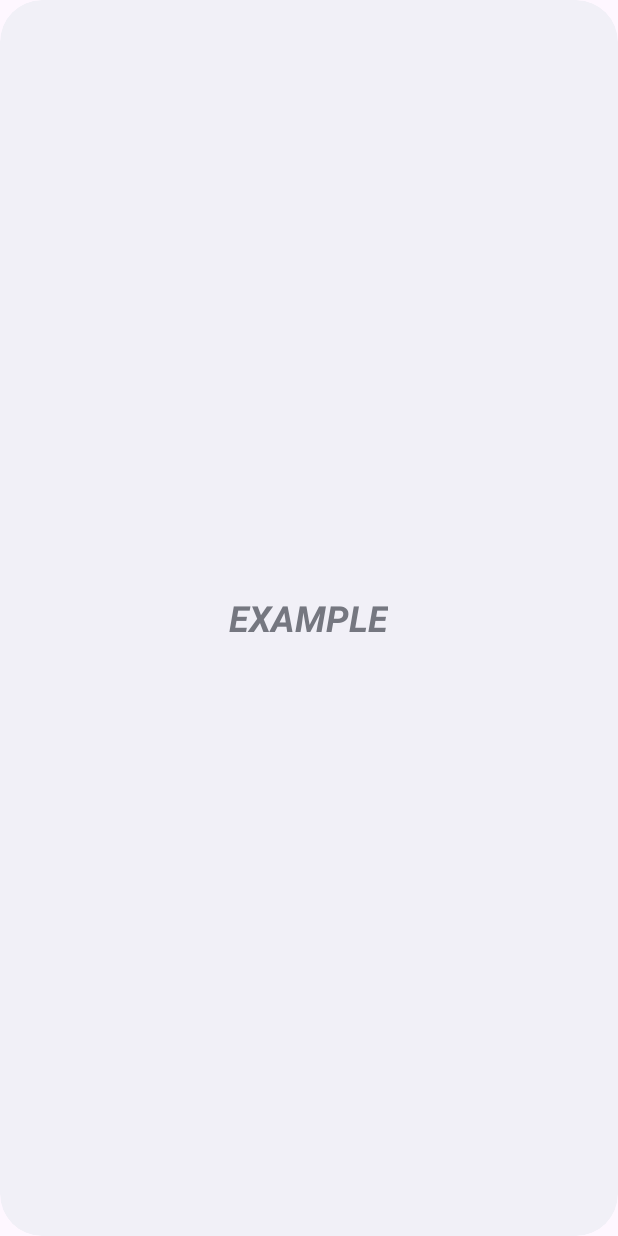
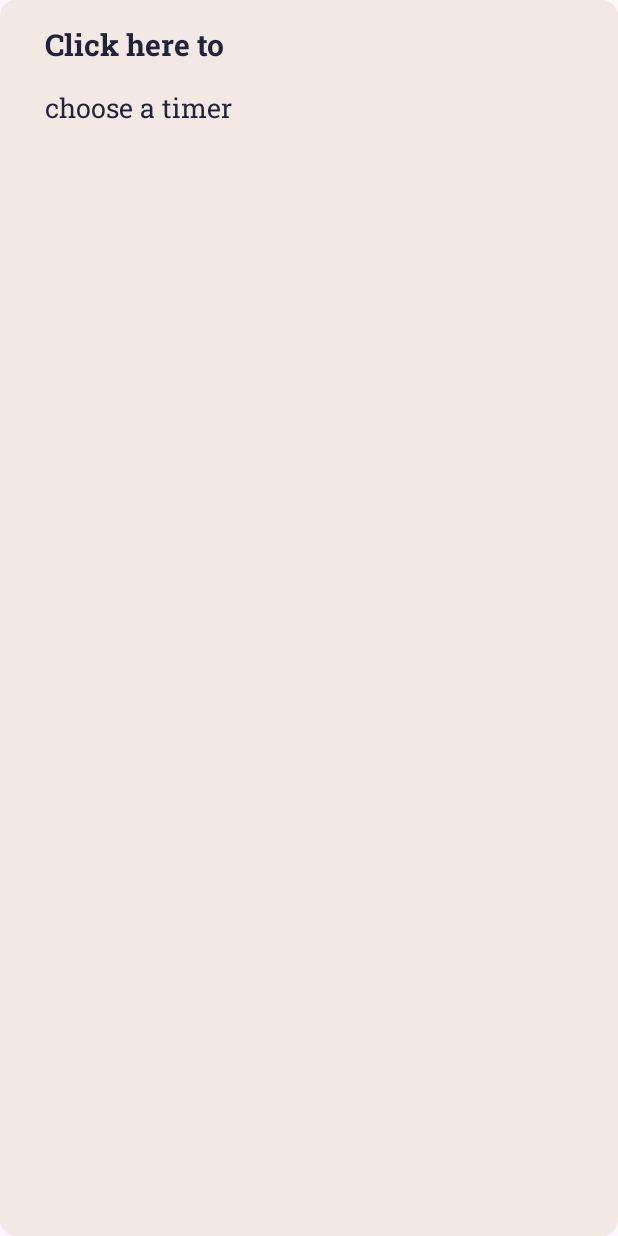
Before and after one commit to blarbee/deadline_countdown, an Android app: the layout countdown_widget.xml on its own in the app's theme, with its tools: preview values and no code run, on a phone screen of 412 x 824 dp. Run offline under Robolectric (Android 15) with nearby library versions, the phone set to English and light mode, and no system bars.

Commit message:
Add onclickwidget and altered widget layout

```diff
--- a/app/src/main/java/com/example/deadline_countdown/CountdownWidget.java
+++ b/app/src/main/java/com/example/deadline_countdown/CountdownWidget.java
@@ -1,8 +1,10 @@
 package com.example.deadline_countdown;
 
+import android.app.PendingIntent;
 import android.appwidget.AppWidgetManager;
 import android.appwidget.AppWidgetProvider;
 import android.content.Context;
+import android.content.Intent;
 import android.util.Log;
 import android.widget.RemoteViews;
 import android.widget.Toast;
@@ -17,7 +19,11 @@ public class CountdownWidget extends AppWidgetProvider {
 //        CharSequence widgetText = context.getString(R.string.appwidget_text);
         // Construct the RemoteViews object
         RemoteViews views = new RemoteViews(context.getPackageName(), R.layout.countdown_widget);
-//        views.setTextViewText(R.id.appwidget_text, widgetText);
+        Intent configIntent = new Intent(context, MainActivity.class);
+
+        PendingIntent configPendingIntent = PendingIntent.getActivity(context, 0, configIntent, PendingIntent.FLAG_IMMUTABLE);
+
+        views.setOnClickPendingIntent(R.id.widget, configPendingIntent);
 
         Log.d("debug", "Widget updateAppWidget");
 
--- a/app/src/main/java/com/example/deadline_countdown/MyTaskRecyclerViewAdapter.java
+++ b/app/src/main/java/com/example/deadline_countdown/MyTaskRecyclerViewAdapter.java
@@ -19,6 +19,7 @@ import android.view.ViewGroup;
 import android.widget.Button;
 import android.widget.ImageButton;
 import android.widget.TextView;
+import android.widget.Toast;
 
 import com.example.deadline_countdown.placeholder.PlaceholderContent.PlaceholderItem;
 import com.example.deadline_countdown.databinding.FragmentItemBinding;
@@ -166,16 +167,20 @@ public class MyTaskRecyclerViewAdapter extends RecyclerView.Adapter<MyTaskRecycl
                             display.append(seconds).append("s");
                         }
                         countdownView.setText(display.toString().trim());
+
+
                     }
 
                     @Override
                     public void onFinish() {
-                        countdownView.setText("It's too late now");
+                        countdownView.setText("This countdown has reached its end");
                     }
                 };
             } else {
-                countdownView.setText("That deadline is already in the past");
+                countdownView.setText("That deadline is set in the past");
             }
+
+
 
         } catch (Exception e) {
             countdownView.setText("Invalid date format");
--- a/app/src/main/res/layout/countdown_widget.xml
+++ b/app/src/main/res/layout/countdown_widget.xml
@@ -1,18 +1,46 @@
 <RelativeLayout xmlns:android="http://schemas.android.com/apk/res/android"
-    style="@style/Widget.Deadline_Countdown.AppWidget.Container"
+    xmlns:app="http://schemas.android.com/apk/res-auto"
+    android:id="@+id/widget"
     android:layout_width="match_parent"
     android:layout_height="match_parent"
-    android:theme="@style/Theme.Deadline_Countdown.AppWidgetContainer">
+    android:background="@drawable/task_background"
+    android:backgroundTint="@color/og_white">
+
+<!--    <TextView-->
+<!--        android:id="@+id/appwidget_text"-->
+<!--        android:layout_width="wrap_content"-->
+<!--        android:layout_height="wrap_content"-->
+<!--        android:layout_centerHorizontal="true"-->
+<!--        android:layout_centerVertical="true"-->
+<!--        android:layout_margin="8dp"-->
+<!--        android:contentDescription="@string/appwidget_text"-->
+<!--        android:text="@string/appwidget_text"-->
+<!--        android:textSize="24sp"-->
+<!--        android:textStyle="bold|italic" />-->
 
     <TextView
-        android:id="@+id/appwidget_text"
+        android:id="@+id/widgetTitle"
         android:layout_width="wrap_content"
         android:layout_height="wrap_content"
-        android:layout_centerHorizontal="true"
-        android:layout_centerVertical="true"
-        android:layout_margin="8dp"
-        android:contentDescription="@string/appwidget_text"
-        android:text="@string/appwidget_text"
-        android:textSize="24sp"
-        android:textStyle="bold|italic" />
+        android:text="Click here to"
+        android:fontFamily="@font/robotoslab_bold"
+        android:textSize="20sp"
+        android:textColor="@color/og_black"
+        android:layout_marginStart="30dp"
+        android:layout_marginTop="16dp"
+        android:layout_marginBottom="16dp"
+        android:textStyle="bold"/>
+
+    <TextView
+        android:id="@+id/widgetCountdown"
+        android:layout_width="wrap_content"
+        android:layout_height="wrap_content"
+        android:text="choose a timer"
+        android:fontFamily="@font/robotoslab_regular"
+        android:textSize="18sp"
+        android:textColor="@color/og_black"
+        android:layout_marginStart="30dp"
+        android:layout_below="@id/widgetTitle"/>
+
+
 </RelativeLayout>
--- a/app/src/main/res/layout/fragment_settings.xml
+++ b/app/src/main/res/layout/fragment_settings.xml
@@ -6,12 +6,49 @@
     xmlns:app="http://schemas.android.com/apk/res-auto"
     tools:context=".SettingsFragment">
 
-    <!-- TODO: Update blank fragment layout -->
+<!--    <Switch-->
+<!--        android:id="@+id/oneweekswitch"-->
+<!--        android:layout_width="match_parent"-->
+<!--        android:layout_height="wrap_content"-->
+<!--        android:padding="@dimen/text_margin"-->
+<!--        android:background="@drawable/task_background"-->
+<!--        android:layout_margin="12dp"-->
+<!--        app:layout_constraintLeft_toLeftOf="parent"-->
+<!--        app:layout_constraintLeft_toRightOf="parent"-->
+<!--        app:layout_constraintTop_toTopOf="parent"-->
+<!--        android:text="Receive a notification 1 week before the deadlines"-->
+<!--        />-->
+
+<!--    <Switch-->
+<!--        android:id="@+id/hours24switch"-->
+<!--        android:layout_width="match_parent"-->
+<!--        android:layout_height="wrap_content"-->
+<!--        android:padding="@dimen/text_margin"-->
+<!--        android:background="@drawable/task_background"-->
+<!--        android:layout_margin="12dp"-->
+<!--        app:layout_constraintLeft_toLeftOf="parent"-->
+<!--        app:layout_constraintLeft_toRightOf="parent"-->
+<!--        app:layout_constraintTop_toBottomOf="@id/oneweekswitch"-->
+<!--        android:text="Receive a notification 24 hours before the deadlines"-->
+<!--        />-->
+
+<!--    <Switch-->
+<!--        android:id="@+id/finalswitch"-->
+<!--        android:layout_width="match_parent"-->
+<!--        android:layout_height="wrap_content"-->
+<!--        android:padding="@dimen/text_margin"-->
+<!--        android:background="@drawable/task_background"-->
+<!--        android:layout_margin="12dp"-->
+<!--        app:layout_constraintLeft_toLeftOf="parent"-->
+<!--        app:layout_constraintLeft_toRightOf="parent"-->
+<!--        app:layout_constraintTop_toBottomOf="@id/hours24switch"-->
+<!--        android:text="Receive a notification once the countdown reaches its end"-->
+<!--        />-->
 
     <TextView
         android:layout_width="wrap_content"
         android:layout_height="wrap_content"
-        android:text="Made out of spite by Blarbee"
+        android:text="Made by Blarbee"
         android:textColor="@color/og_white"
 
         app:layout_constraintBottom_toBottomOf="parent"
@@ -23,8 +60,8 @@
         android:layout_width="wrap_content"
         android:layout_height="wrap_content"
         android:text="@string/coming_soon"
+        android:textStyle="italic"
         android:textColor="@color/og_grey"
-
         app:layout_constraintBottom_toBottomOf="parent"
         app:layout_constraintTop_toTopOf="parent"
         app:layout_constraintRight_toRightOf="parent"
--- a/app/src/main/res/values/strings.xml
+++ b/app/src/main/res/values/strings.xml
@@ -10,7 +10,7 @@
 <!--    <string name="hour">Heure</string>-->
 <!--    <string name="min">Min</string>-->
 <!--    <string name="sec">Sec</string>-->
-<!--    <string name="coming_soon">À venir...</string>-->
+<!--    <string name="coming_soon">Plus À Venir...</string>-->
 <!--    <string name="get_it_done_in_time">Terminez dans les temps!</string>-->
 <!--    <string name="settings">Paramètres</string>-->
 <!--    <string name="date">Date</string>-->
@@ -31,7 +31,7 @@
     <string name="hour">Hour</string>
     <string name="min">Min</string>
     <string name="sec">Sec</string>
-    <string name="coming_soon">Coming soon...</string>
+    <string name="coming_soon">More coming soon...</string>
     <string name="get_it_done_in_time">Get it done in time!</string>
     <string name="settings">Settings</string>
     <string name="date">Date</string>
```
Also changed, not shown: 1 other file.
